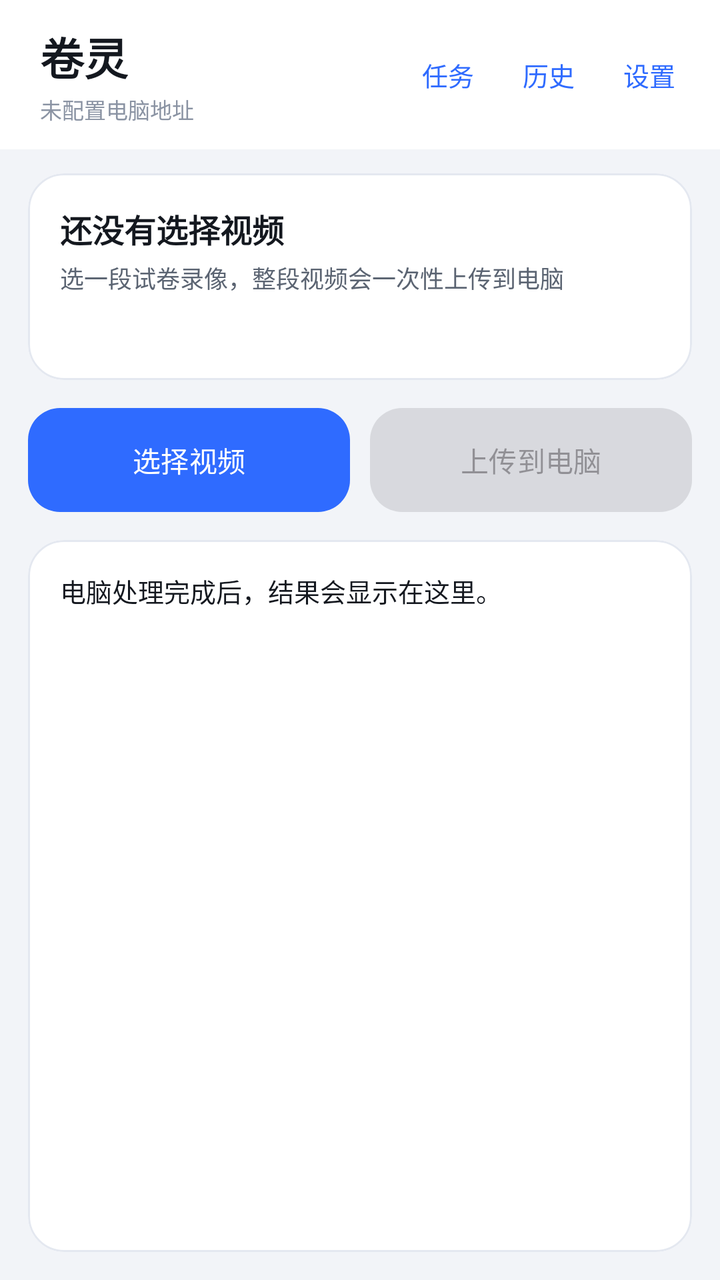
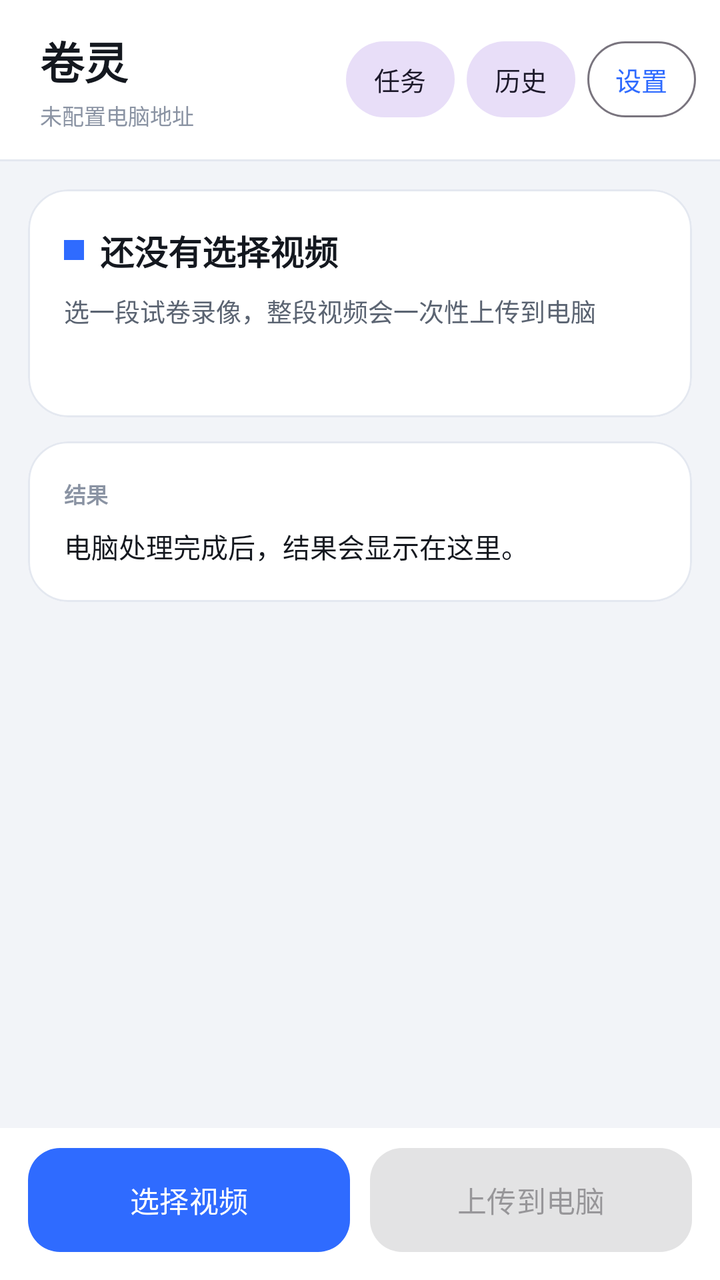

The first picture is an Android layout as it rendered before a commit; the second is the same layout after the commit. The layout source and the unified diff follow.
<!-- AndroidManifest.xml: application theme Theme.VideoQuiz -->
<!-- res/layout/activity_main.xml -->
<?xml version="1.0" encoding="utf-8"?>
<LinearLayout xmlns:android="http://schemas.android.com/apk/res/android"
    xmlns:app="http://schemas.android.com/apk/res-auto"
    android:layout_width="match_parent"
    android:layout_height="match_parent"
    android:background="@color/surface_dim"
    android:orientation="vertical">

    
    <LinearLayout
        android:layout_width="match_parent"
        android:layout_height="wrap_content"
        android:background="@color/surface"
        android:gravity="center_vertical"
        android:orientation="horizontal"
        android:paddingStart="20dp"
        android:paddingTop="12dp"
        android:paddingEnd="10dp"
        android:paddingBottom="12dp">

        <LinearLayout
            android:layout_width="0dp"
            android:layout_height="wrap_content"
            android:layout_weight="1"
            android:orientation="vertical">

            <TextView
                android:layout_width="wrap_content"
                android:layout_height="wrap_content"
                android:text="卷灵"
                android:textColor="@color/text_primary"
                android:textSize="22sp"
                android:textStyle="bold" />

            <TextView
                android:id="@+id/tvEndpoint"
                android:layout_width="match_parent"
                android:layout_height="wrap_content"
                android:layout_marginTop="2dp"
                android:ellipsize="middle"
                android:maxLines="1"
                android:text="未配置电脑地址"
                android:textColor="@color/text_tertiary"
                android:textSize="11sp" />
        </LinearLayout>

        <com.google.android.material.button.MaterialButton
            android:id="@+id/btnTasks"
            style="@style/Widget.Material3.Button.TextButton"
            android:layout_width="wrap_content"
            android:layout_height="40dp"
            android:insetTop="0dp"
            android:insetBottom="0dp"
            android:minWidth="0dp"
            android:text="任务"
            android:textSize="13sp" />

        <com.google.android.material.button.MaterialButton
            android:id="@+id/btnHistory"
            style="@style/Widget.Material3.Button.TextButton"
            android:layout_width="wrap_content"
            android:layout_height="40dp"
            android:insetTop="0dp"
            android:insetBottom="0dp"
            android:minWidth="0dp"
            android:text="历史"
            android:textSize="13sp" />

        <com.google.android.material.button.MaterialButton
            android:id="@+id/btnSettings"
            style="@style/Widget.Material3.Button.TextButton"
            android:layout_width="wrap_content"
            android:layout_height="40dp"
            android:insetTop="0dp"
            android:insetBottom="0dp"
            android:minWidth="0dp"
            android:text="设置"
            android:textSize="13sp" />
    </LinearLayout>

    
    <com.google.android.material.card.MaterialCardView
        android:layout_width="match_parent"
        android:layout_height="wrap_content"
        android:layout_marginStart="14dp"
        android:layout_marginTop="12dp"
        android:layout_marginEnd="14dp"
        app:cardBackgroundColor="@color/surface"
        app:cardCornerRadius="18dp"
        app:cardElevation="0dp"
        app:strokeColor="@color/divider"
        app:strokeWidth="1dp">

        <LinearLayout
            android:layout_width="match_parent"
            android:layout_height="wrap_content"
            android:orientation="vertical"
            android:padding="16dp">

            <TextView
                android:id="@+id/tvPhase"
                android:layout_width="wrap_content"
                android:layout_height="wrap_content"
                android:text="还没有选择视频"
                android:textColor="@color/text_primary"
                android:textSize="16sp"
                android:textStyle="bold" />

            <TextView
                android:id="@+id/tvVideo"
                android:layout_width="match_parent"
                android:layout_height="wrap_content"
                android:layout_marginTop="4dp"
                android:ellipsize="middle"
                android:maxLines="1"
                android:text="选一段试卷录像，整段视频会一次性上传到电脑"
                android:textColor="@color/text_secondary"
                android:textSize="12sp" />

            <ProgressBar
                android:id="@+id/progress"
                style="?android:attr/progressBarStyleHorizontal"
                android:layout_width="match_parent"
                android:layout_height="8dp"
                android:layout_marginTop="14dp"
                android:max="100"
                android:progressTint="@color/brand"
                android:progressBackgroundTint="@color/brand_soft"
                android:visibility="gone" />

            <TextView
                android:id="@+id/tvStatus"
                android:layout_width="match_parent"
                android:layout_height="wrap_content"
                android:layout_marginTop="10dp"
                android:text=""
                android:textColor="@color/text_secondary"
                android:textSize="12sp" />
        </LinearLayout>
    </com.google.android.material.card.MaterialCardView>

    
    <LinearLayout
        android:layout_width="match_parent"
        android:layout_height="wrap_content"
        android:layout_marginStart="14dp"
        android:layout_marginTop="14dp"
        android:layout_marginEnd="14dp"
        android:orientation="horizontal">

        <com.google.android.material.button.MaterialButton
            android:id="@+id/btnPick"
            android:layout_width="0dp"
            android:layout_height="52dp"
            android:layout_weight="1"
            android:insetTop="0dp"
            android:insetBottom="0dp"
            android:text="选择视频"
            android:textSize="14sp"
            app:cornerRadius="16dp" />

        <com.google.android.material.button.MaterialButton
            android:id="@+id/btnRun"
            style="@style/Widget.Material3.Button.TonalButton"
            android:layout_width="0dp"
            android:layout_height="52dp"
            android:layout_marginStart="10dp"
            android:layout_weight="1"
            android:enabled="false"
            android:insetTop="0dp"
            android:insetBottom="0dp"
            android:text="上传到电脑"
            android:textSize="14sp"
            app:cornerRadius="16dp" />
    </LinearLayout>

    <LinearLayout
        android:layout_width="match_parent"
        android:layout_height="wrap_content"
        android:layout_marginStart="14dp"
        android:layout_marginTop="8dp"
        android:layout_marginEnd="14dp"
        android:orientation="horizontal">

        <com.google.android.material.button.MaterialButton
            android:id="@+id/btnSolve"
            style="@style/Widget.Material3.Button.OutlinedButton"
            android:layout_width="0dp"
            android:layout_height="42dp"
            android:layout_weight="1"
            android:enabled="false"
            android:insetTop="0dp"
            android:insetBottom="0dp"
            android:text="解题"
            android:textSize="13sp"
            android:visibility="gone"
            app:cornerRadius="14dp" />

        <com.google.android.material.button.MaterialButton
            android:id="@+id/btnPdf"
            style="@style/Widget.Material3.Button.OutlinedButton"
            android:layout_width="0dp"
            android:layout_height="42dp"
            android:layout_marginStart="8dp"
            android:layout_weight="1"
            android:enabled="false"
            android:insetTop="0dp"
            android:insetBottom="0dp"
            android:text="打开结果 PDF"
            android:textSize="13sp"
            android:visibility="gone"
            app:cornerRadius="14dp" />
    </LinearLayout>

    <com.google.android.material.button.MaterialButton
        android:id="@+id/btnDispatch"
        android:layout_width="match_parent"
        android:layout_height="48dp"
        android:layout_marginStart="14dp"
        android:layout_marginTop="8dp"
        android:layout_marginEnd="14dp"
        android:insetTop="0dp"
        android:insetBottom="0dp"
        android:text="开始处理"
        android:textSize="14sp"
        android:visibility="gone"
        app:cornerRadius="16dp" />

    
    <com.google.android.material.card.MaterialCardView
        android:layout_width="match_parent"
        android:layout_height="0dp"
        android:layout_marginStart="14dp"
        android:layout_marginTop="6dp"
        android:layout_marginEnd="14dp"
        android:layout_marginBottom="14dp"
        android:layout_weight="1"
        app:cardBackgroundColor="@color/surface"
        app:cardCornerRadius="18dp"
        app:cardElevation="0dp"
        app:strokeColor="@color/divider"
        app:strokeWidth="1dp">

        <ScrollView
            android:layout_width="match_parent"
            android:layout_height="match_parent"
            android:fillViewport="true">

            <TextView
                android:id="@+id/tvResult"
                android:layout_width="match_parent"
                android:layout_height="wrap_content"
                android:lineSpacingExtra="4dp"
                android:padding="16dp"
                android:text="电脑处理完成后，结果会显示在这里。"
                android:textColor="@color/text_primary"
                android:textSize="13sp"
                android:textIsSelectable="true" />
        </ScrollView>
    </com.google.android.material.card.MaterialCardView>

    <com.google.android.material.button.MaterialButton
        android:id="@+id/btnOpenChat"
        style="@style/Widget.Material3.Button.OutlinedButton"
        android:layout_width="match_parent"
        android:layout_height="46dp"
        android:layout_marginStart="14dp"
        android:layout_marginTop="6dp"
        android:layout_marginEnd="14dp"
        android:layout_marginBottom="10dp"
        android:insetTop="0dp"
        android:insetBottom="0dp"
        android:text="继续追问"
        android:textSize="14sp"
        android:visibility="gone"
        app:cornerRadius="14dp" />
</LinearLayout>
<!-- resources referenced by this layout -->
<resources>
  <color name="brand">#2F6BFF</color>
  <color name="brand_soft">#E8EFFF</color>
  <color name="divider">#E4E8F0</color>
  <color name="surface">#FFFFFF</color>
  <color name="surface_dim">#F2F4F8</color>
  <color name="text_primary">#14181F</color>
  <color name="text_secondary">#5B6472</color>
  <color name="text_tertiary">#8A93A3</color>
  <style name="Theme.VideoQuiz" parent="Theme.Material3.Light.NoActionBar">
          <item name="colorPrimary">@color/brand</item>
          <item name="colorOnPrimary">#FFFFFF</item>
          <item name="colorSurface">@color/surface</item>
          <item name="android:statusBarColor">@color/surface</item>
          <item name="android:windowLightStatusBar">true</item>
      </style>
</resources>

<!-- the commit's change to res/layout/activity_main.xml (unified diff, before → after) -->
@@ -14,9 +14,9 @@
         android:gravity="center_vertical"
         android:orientation="horizontal"
         android:paddingStart="20dp"
-        android:paddingTop="12dp"
-        android:paddingEnd="10dp"
-        android:paddingBottom="12dp">
+        android:paddingTop="14dp"
+        android:paddingEnd="12dp"
+        android:paddingBottom="14dp">
 
         <LinearLayout
             android:layout_width="0dp"
@@ -36,7 +36,7 @@
                 android:id="@+id/tvEndpoint"
                 android:layout_width="match_parent"
                 android:layout_height="wrap_content"
-                android:layout_marginTop="2dp"
+                android:layout_marginTop="3dp"
                 android:ellipsize="middle"
                 android:maxLines="1"
                 android:text="未配置电脑地址"
@@ -46,232 +46,290 @@
 
         <com.google.android.material.button.MaterialButton
             android:id="@+id/btnTasks"
-            style="@style/Widget.Material3.Button.TextButton"
+            style="@style/Widget.Material3.Button.TonalButton"
             android:layout_width="wrap_content"
-            android:layout_height="40dp"
+            android:layout_height="38dp"
+            android:layout_marginEnd="6dp"
             android:insetTop="0dp"
             android:insetBottom="0dp"
             android:minWidth="0dp"
+            android:paddingStart="14dp"
+            android:paddingEnd="14dp"
             android:text="任务"
-            android:textSize="13sp" />
+            android:textSize="13sp"
+            app:cornerRadius="19dp" />
 
         <com.google.android.material.button.MaterialButton
             android:id="@+id/btnHistory"
-            style="@style/Widget.Material3.Button.TextButton"
+            style="@style/Widget.Material3.Button.TonalButton"
             android:layout_width="wrap_content"
-            android:layout_height="40dp"
+            android:layout_height="38dp"
+            android:layout_marginEnd="6dp"
             android:insetTop="0dp"
             android:insetBottom="0dp"
             android:minWidth="0dp"
+            android:paddingStart="14dp"
+            android:paddingEnd="14dp"
             android:text="历史"
-            android:textSize="13sp" />
+            android:textSize="13sp"
+            app:cornerRadius="19dp" />
 
         <com.google.android.material.button.MaterialButton
             android:id="@+id/btnSettings"
-            style="@style/Widget.Material3.Button.TextButton"
+            style="@style/Widget.Material3.Button.OutlinedButton"
             android:layout_width="wrap_content"
-            android:layout_height="40dp"
+            android:layout_height="38dp"
             android:insetTop="0dp"
             android:insetBottom="0dp"
             android:minWidth="0dp"
+            android:paddingStart="14dp"
+            android:paddingEnd="14dp"
             android:text="设置"
-            android:textSize="13sp" />
+            android:textSize="13sp"
+            app:cornerRadius="19dp" />
     </LinearLayout>
 
+    <View
+        android:layout_width="match_parent"
+        android:layout_height="1dp"
+        android:background="@color/divider" />
+
     
-    <com.google.android.material.card.MaterialCardView
+    <ScrollView
         android:layout_width="match_parent"
-        android:layout_height="wrap_content"
-        android:layout_marginStart="14dp"
-        android:layout_marginTop="12dp"
-        android:layout_marginEnd="14dp"
-        app:cardBackgroundColor="@color/surface"
-        app:cardCornerRadius="18dp"
-        app:cardElevation="0dp"
-        app:strokeColor="@color/divider"
-        app:strokeWidth="1dp">
+        android:layout_height="0dp"
+        android:layout_weight="1"
+        android:clipToPadding="false"
+        android:paddingBottom="8dp">
 
         <LinearLayout
             android:layout_width="match_parent"
             android:layout_height="wrap_content"
-            android:orientation="vertical"
-            android:padding="16dp">
-
-            <TextView
-                android:id="@+id/tvPhase"
-                android:layout_width="wrap_content"
-                android:layout_height="wrap_content"
-                android:text="还没有选择视频"
-                android:textColor="@color/text_primary"
-                android:textSize="16sp"
-                android:textStyle="bold" />
-
-            <TextView
-                android:id="@+id/tvVideo"
+            android:orientation="vertical">
+
+            
+            <com.google.android.material.card.MaterialCardView
                 android:layout_width="match_parent"
                 android:layout_height="wrap_content"
-                android:layout_marginTop="4dp"
-                android:ellipsize="middle"
-                android:maxLines="1"
-                android:text="选一段试卷录像，整段视频会一次性上传到电脑"
-                android:textColor="@color/text_secondary"
-                android:textSize="12sp" />
-
-            <ProgressBar
-                android:id="@+id/progress"
-                style="?android:attr/progressBarStyleHorizontal"
+                android:layout_marginStart="14dp"
+                android:layout_marginTop="14dp"
+                android:layout_marginEnd="14dp"
+                app:cardBackgroundColor="@color/surface"
+                app:cardCornerRadius="20dp"
+                app:cardElevation="0dp"
+                app:strokeColor="@color/divider"
+                app:strokeWidth="1dp">
+
+                <LinearLayout
+                    android:layout_width="match_parent"
+                    android:layout_height="wrap_content"
+                    android:orientation="vertical"
+                    android:padding="18dp">
+
+                    <LinearLayout
+                        android:layout_width="match_parent"
+                        android:layout_height="wrap_content"
+                        android:gravity="center_vertical"
+                        android:orientation="horizontal">
+
+                        <View
+                            android:id="@+id/dotPhase"
+                            android:layout_width="10dp"
+                            android:layout_height="10dp"
+                            android:layout_marginEnd="8dp"
+                            android:background="@color/brand" />
+
+                        <TextView
+                            android:id="@+id/tvPhase"
+                            android:layout_width="0dp"
+                            android:layout_height="wrap_content"
+                            android:layout_weight="1"
+                            android:text="还没有选择视频"
+                            android:textColor="@color/text_primary"
+                            android:textSize="17sp"
+                            android:textStyle="bold" />
+                    </LinearLayout>
+
+                    <TextView
+                        android:id="@+id/tvVideo"
+                        android:layout_width="match_parent"
+                        android:layout_height="wrap_content"
+                        android:layout_marginTop="8dp"
+                        android:ellipsize="middle"
+                        android:maxLines="2"
+                        android:text="选一段试卷录像，整段视频会一次性上传到电脑"
+                        android:textColor="@color/text_secondary"
+                        android:textSize="12.5sp" />
+
+                    <ProgressBar
+                        android:id="@+id/progress"
+                        style="?android:attr/progressBarStyleHorizontal"
+                        android:layout_width="match_parent"
+                        android:layout_height="6dp"
+                        android:layout_marginTop="16dp"
+                        android:max="100"
+                        android:progressBackgroundTint="@color/brand_soft"
+                        android:progressTint="@color/brand"
+                        android:visibility="gone" />
+
+                    <TextView
+                        android:id="@+id/tvStatus"
+                        android:layout_width="match_parent"
+                        android:layout_height="wrap_content"
+                        android:layout_marginTop="10dp"
+                        android:lineSpacingExtra="2dp"
+                        android:text=""
+                        android:textColor="@color/text_secondary"
+                        android:textSize="12sp" />
+                </LinearLayout>
+            </com.google.android.material.card.MaterialCardView>
+
+            
+            <com.google.android.material.card.MaterialCardView
                 android:layout_width="match_parent"
-                android:layout_height="8dp"
-                android:layout_marginTop="14dp"
-                android:max="100"
-                android:progressTint="@color/brand"
-                android:progressBackgroundTint="@color/brand_soft"
-                android:visibility="gone" />
-
-            <TextView
-                android:id="@+id/tvStatus"
+                android:layout_height="wrap_content"
+                android:layout_marginStart="14dp"
+                android:layout_marginTop="12dp"
+                android:layout_marginEnd="14dp"
+                app:cardBackgroundColor="@color/surface"
+                app:cardCornerRadius="20dp"
+                app:cardElevation="0dp"
+                app:strokeColor="@color/divider"
+                app:strokeWidth="1dp">
+
+                <LinearLayout
+                    android:layout_width="match_parent"
+                    android:layout_height="wrap_content"
+                    android:orientation="vertical"
+                    android:padding="18dp">
+
+                    <TextView
+                        android:layout_width="wrap_content"
+                        android:layout_height="wrap_content"
+                        android:text="结果"
+                        android:textColor="@color/text_tertiary"
+                        android:textSize="11sp"
+                        android:textStyle="bold" />
+
+                    <TextView
+                        android:id="@+id/tvResult"
+                        android:layout_width="match_parent"
+                        android:layout_height="wrap_content"
+                        android:layout_marginTop="8dp"
+                        android:lineSpacingExtra="5dp"
+                        android:text="电脑处理完成后，结果会显示在这里。"
+                        android:textColor="@color/text_primary"
+                        android:textIsSelectable="true"
+                        android:textSize="13.5sp" />
+                </LinearLayout>
+            </com.google.android.material.card.MaterialCardView>
+
+            
+            <LinearLayout
                 android:layout_width="match_parent"
                 android:layout_height="wrap_content"
-                android:layout_marginTop="10dp"
-                android:text=""
-                android:textColor="@color/text_secondary"
-                android:textSize="12sp" />
+                android:layout_marginStart="14dp"
+                android:layout_marginTop="12dp"
+                android:layout_marginEnd="14dp"
+                android:orientation="horizontal">
+
+                <com.google.android.material.button.MaterialButton
+                    android:id="@+id/btnSolve"
+                    style="@style/Widget.Material3.Button.OutlinedButton"
+                    android:layout_width="0dp"
+                    android:layout_height="46dp"
+                    android:layout_weight="1"
+                    android:enabled="false"
+                    android:insetTop="0dp"
+                    android:insetBottom="0dp"
+                    android:text="解题"
+                    android:textSize="13sp"
+                    android:visibility="gone"
+                    app:cornerRadius="15dp" />
+
+                <com.google.android.material.button.MaterialButton
+                    android:id="@+id/btnPdf"
+                    style="@style/Widget.Material3.Button.OutlinedButton"
+                    android:layout_width="0dp"
+                    android:layout_height="46dp"
+                    android:layout_marginStart="8dp"
+                    android:layout_weight="1"
+                    android:enabled="false"
+                    android:insetTop="0dp"
+                    android:insetBottom="0dp"
+                    android:text="打开 PDF"
+                    android:textSize="13sp"
+                    android:visibility="gone"
+                    app:cornerRadius="15dp" />
+
+                <com.google.android.material.button.MaterialButton
+                    android:id="@+id/btnOpenChat"
+                    style="@style/Widget.Material3.Button.OutlinedButton"
+                    android:layout_width="0dp"
+                    android:layout_height="46dp"
+                    android:layout_marginStart="8dp"
+                    android:layout_weight="1"
+                    android:insetTop="0dp"
+                    android:insetBottom="0dp"
+                    android:text="继续追问"
+                    android:textSize="13sp"
+                    android:visibility="gone"
+                    app:cornerRadius="15dp" />
+            </LinearLayout>
         </LinearLayout>
-    </com.google.android.material.card.MaterialCardView>
+    </ScrollView>
 
     
     <LinearLayout
         android:layout_width="match_parent"
         android:layout_height="wrap_content"
-        android:layout_marginStart="14dp"
-        android:layout_marginTop="14dp"
-        android:layout_marginEnd="14dp"
-        android:orientation="horizontal">
+        android:background="@color/surface"
+        android:orientation="vertical"
+        android:paddingStart="14dp"
+        android:paddingTop="10dp"
+        android:paddingEnd="14dp"
+        android:paddingBottom="14dp">
 
         <com.google.android.material.button.MaterialButton
-            android:id="@+id/btnPick"
-            android:layout_width="0dp"
-            android:layout_height="52dp"
-            android:layout_weight="1"
+            android:id="@+id/btnDispatch"
+            android:layout_width="match_parent"
+            android:layout_height="50dp"
             android:insetTop="0dp"
             android:insetBottom="0dp"
-            android:text="选择视频"
-            android:textSize="14sp"
+            android:text="开始处理"
+            android:textSize="14.5sp"
+            android:visibility="gone"
             app:cornerRadius="16dp" />
 
-        <com.google.android.material.button.MaterialButton
-            android:id="@+id/btnRun"
-            style="@style/Widget.Material3.Button.TonalButton"
-            android:layout_width="0dp"
-            android:layout_height="52dp"
-            android:layout_marginStart="10dp"
-            android:layout_weight="1"
-            android:enabled="false"
-            android:insetTop="0dp"
-            android:insetBottom="0dp"
-            android:text="上传到电脑"
-            android:textSize="14sp"
-            app:cornerRadius="16dp" />
+        <LinearLayout
+            android:layout_width="match_parent"
+            android:layout_height="wrap_content"
+            android:orientation="horizontal">
+
+            <com.google.android.material.button.MaterialButton
+                android:id="@+id/btnPick"
+                android:layout_width="0dp"
+                android:layout_height="52dp"
+                android:layout_weight="1"
+                android:insetTop="0dp"
+                android:insetBottom="0dp"
+                android:text="选择视频"
+                android:textSize="14.5sp"
+                app:cornerRadius="16dp" />
+
+            <com.google.android.material.button.MaterialButton
+                android:id="@+id/btnRun"
+                style="@style/Widget.Material3.Button.TonalButton"
+                android:layout_width="0dp"
+                android:layout_height="52dp"
+                android:layout_marginStart="10dp"
+                android:layout_weight="1"
+                android:enabled="false"
+                android:insetTop="0dp"
+                android:insetBottom="0dp"
+                android:text="上传到电脑"
+                android:textSize="14.5sp"
+                app:cornerRadius="16dp" />
+        </LinearLayout>
     </LinearLayout>
-
-    <LinearLayout
-        android:layout_width="match_parent"
-        android:layout_height="wrap_content"
-        android:layout_marginStart="14dp"
-        android:layout_marginTop="8dp"
-        android:layout_marginEnd="14dp"
-        android:orientation="horizontal">
-
-        <com.google.android.material.button.MaterialButton
-            android:id="@+id/btnSolve"
-            style="@style/Widget.Material3.Button.OutlinedButton"
-            android:layout_width="0dp"
-            android:layout_height="42dp"
-            android:layout_weight="1"
-            android:enabled="false"
-            android:insetTop="0dp"
-            android:insetBottom="0dp"
-            android:text="解题"
-            android:textSize="13sp"
-            android:visibility="gone"
-            app:cornerRadius="14dp" />
-
-        <com.google.android.material.button.MaterialButton
-            android:id="@+id/btnPdf"
-            style="@style/Widget.Material3.Button.OutlinedButton"
-            android:layout_width="0dp"
-            android:layout_height="42dp"
-            android:layout_marginStart="8dp"
-            android:layout_weight="1"
-            android:enabled="false"
-            android:insetTop="0dp"
-            android:insetBottom="0dp"
-            android:text="打开结果 PDF"
-            android:textSize="13sp"
-            android:visibility="gone"
-            app:cornerRadius="14dp" />
-    </LinearLayout>
-
-    <com.google.android.material.button.MaterialButton
-        android:id="@+id/btnDispatch"
-        android:layout_width="match_parent"
-        android:layout_height="48dp"
-        android:layout_marginStart="14dp"
-        android:layout_marginTop="8dp"
-        android:layout_marginEnd="14dp"
-        android:insetTop="0dp"
-        android:insetBottom="0dp"
-        android:text="开始处理"
-        android:textSize="14sp"
-        android:visibility="gone"
-        app:cornerRadius="16dp" />
-
-    
-    <com.google.android.material.card.MaterialCardView
-        android:layout_width="match_parent"
-        android:layout_height="0dp"
-        android:layout_marginStart="14dp"
-        android:layout_marginTop="6dp"
-        android:layout_marginEnd="14dp"
-        android:layout_marginBottom="14dp"
-        android:layout_weight="1"
-        app:cardBackgroundColor="@color/surface"
-        app:cardCornerRadius="18dp"
-        app:cardElevation="0dp"
-        app:strokeColor="@color/divider"
-        app:strokeWidth="1dp">
-
-        <ScrollView
-            android:layout_width="match_parent"
-            android:layout_height="match_parent"
-            android:fillViewport="true">
-
-            <TextView
-                android:id="@+id/tvResult"
-                android:layout_width="match_parent"
-                android:layout_height="wrap_content"
-                android:lineSpacingExtra="4dp"
-                android:padding="16dp"
-                android:text="电脑处理完成后，结果会显示在这里。"
-                android:textColor="@color/text_primary"
-                android:textSize="13sp"
-                android:textIsSelectable="true" />
-        </ScrollView>
-    </com.google.android.material.card.MaterialCardView>
-
-    <com.google.android.material.button.MaterialButton
-        android:id="@+id/btnOpenChat"
-        style="@style/Widget.Material3.Button.OutlinedButton"
-        android:layout_width="match_parent"
-        android:layout_height="46dp"
-        android:layout_marginStart="14dp"
-        android:layout_marginTop="6dp"
-        android:layout_marginEnd="14dp"
-        android:layout_marginBottom="10dp"
-        android:insetTop="0dp"
-        android:insetBottom="0dp"
-        android:text="继续追问"
-        android:textSize="14sp"
-        android:visibility="gone"
-        app:cornerRadius="14dp" />
 </LinearLayout>
